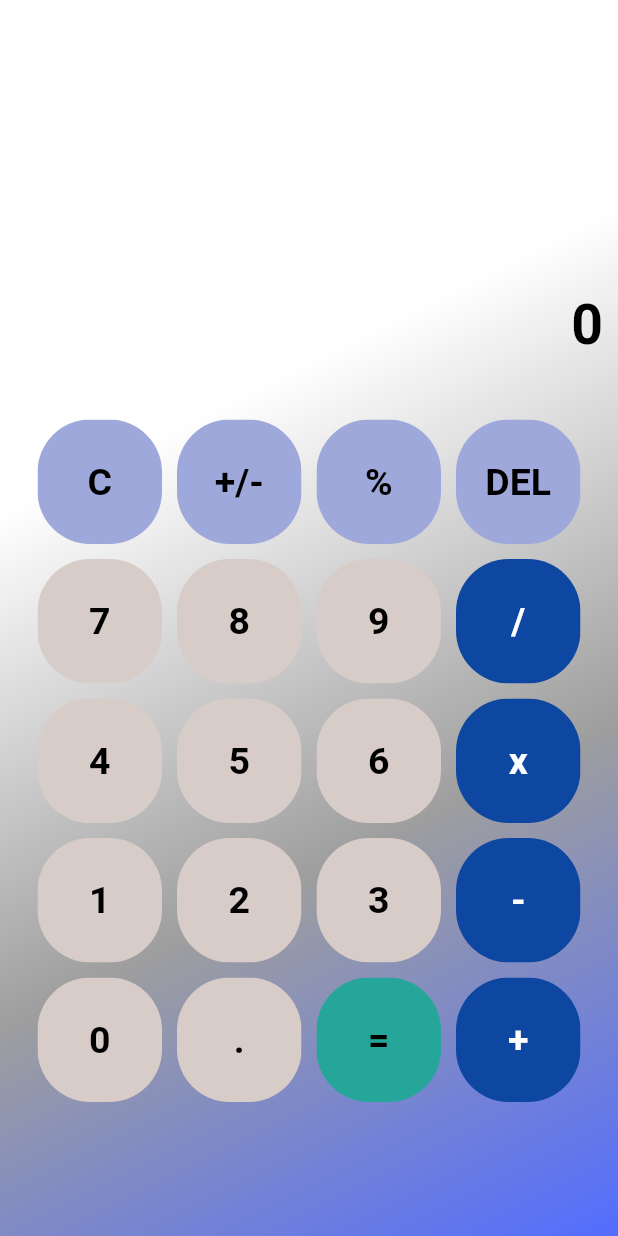
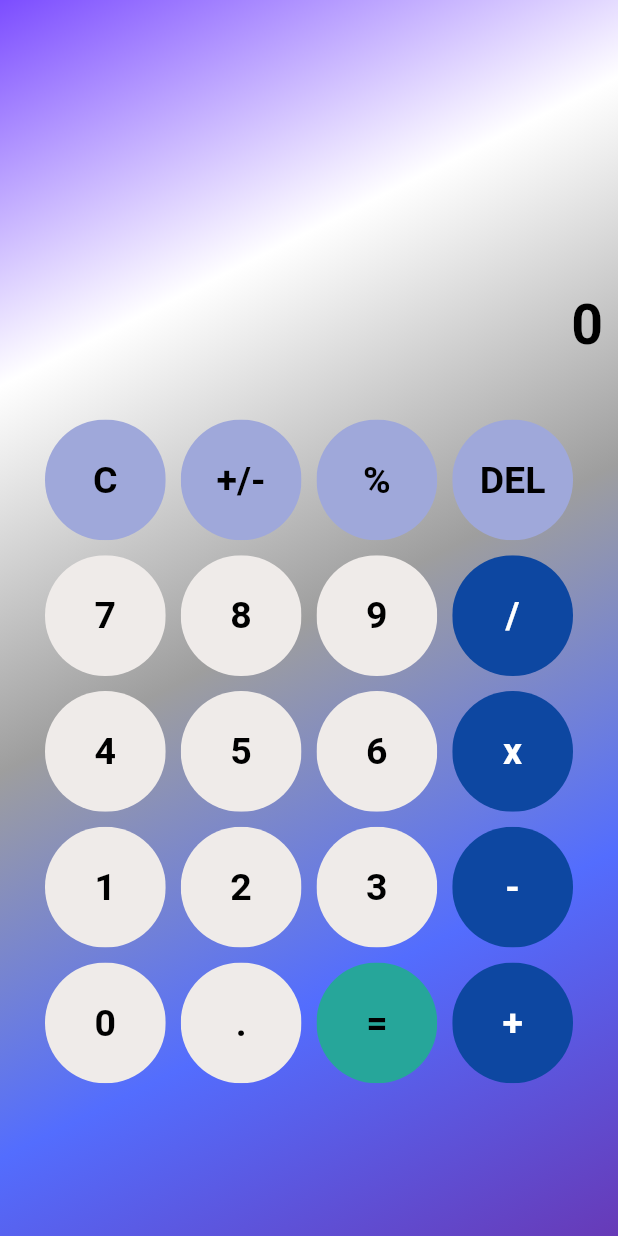
Before and after one commit to priscilha/calculadora, a Flutter app: the screen it shows after launch, on a phone screen of 412 x 824 dp. Run offline on Flutter 3.47's test engine with Material 2 defaults, Android fonts, the phone set to English and light mode, and no system bars; our stand-ins replace math_expressions.

Commit message:
Projeto Finalizado

```diff
--- a/calculadora/lib/main.dart
+++ b/calculadora/lib/main.dart
@@ -28,10 +28,11 @@ class _HomeState extends State<Home> {
   var userInput = '';
   var answer = '0';
   List<Color> theme1 = [
-    Colors.white,
+    Colors.deepPurpleAccent,
     Colors.white,
     Colors.grey,
-    Colors.indigoAccent
+    Colors.indigoAccent,
+    Colors.deepPurple,
   ];
 
   @override
@@ -107,7 +108,7 @@ class _HomeState extends State<Home> {
             Expanded(
               flex: 2,
               child: Container(
-                margin: const EdgeInsets.symmetric(horizontal: 20),
+                margin: const EdgeInsets.symmetric(horizontal: 25),
                 child: GridView.builder(
                     itemCount: buttons.length,
                     gridDelegate:
@@ -192,7 +193,7 @@ class _HomeState extends State<Home> {
                           buttonText: buttons[index],
                           color: isOperator(buttons[index])
                               ? Colors.blue.shade900
-                              : Colors.brown.shade100,
+                              : Colors.brown.shade50,
                           textColor: isOperator(buttons[index])
                               ? Colors.white
                               : Colors.black,
@@ -232,10 +233,4 @@ class _HomeState extends State<Home> {
     var f = NumberFormat("###,###,###.################", "pt_BR");
     answer = f.format(eval);
   }
-
-  void _changeTheme() {
-    setState(() {
-      theme1 = [Colors.red, Colors.white, Colors.blue, Colors.grey];
-    });
-  }
 }
--- a/calculadora/lib/widgets/button.dart
+++ b/calculadora/lib/widgets/button.dart
@@ -16,7 +16,7 @@ class MyButton extends StatelessWidget {
       child: Padding(
         padding: const EdgeInsets.all(5),
         child: ClipRRect(
-          borderRadius: BorderRadius.circular(35),
+          borderRadius: BorderRadius.circular(40),
           child: Container(
             alignment: Alignment.center,
             color: color,
```
